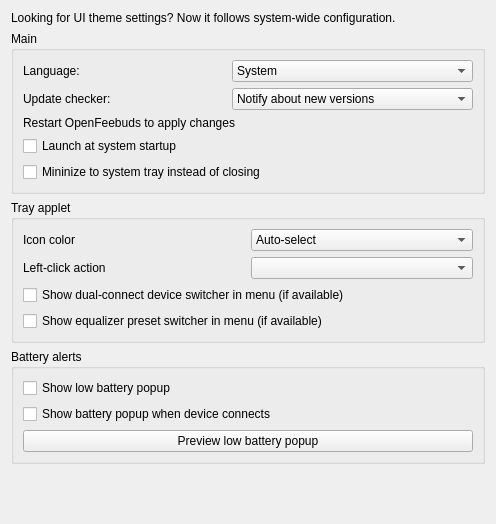
Before: the Qt Designer form openfreebuds_qt/designer/ui_settings.ui in melianmiko/OpenFreebuds, drawn with Qt 5.
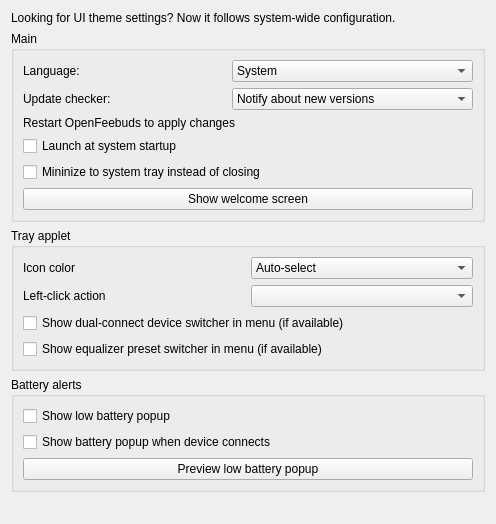
After: the same form once the commit is applied.

Commit message:
Add welcome screen entry to UI settings
Reopen the first-run dialog from UI settings with the saved tray and autostart state, and translate the new button across all supported locales.

Patch:
```diff
--- a/openfreebuds_qt/designer/ui_settings.ui
+++ b/openfreebuds_qt/designer/ui_settings.ui
@@ -90,6 +90,13 @@
         </property>
        </widget>
       </item>
+      <item row="5" column="0" colspan="2">
+       <widget class="QPushButton" name="show_welcome_button">
+        <property name="text">
+         <string>Show welcome screen</string>
+        </property>
+       </widget>
+      </item>
      </layout>
     </widget>
    </item>
```
Left out of the diff: 17 changed lines with no effect on the pictures. The commit also changes 11 other files.
